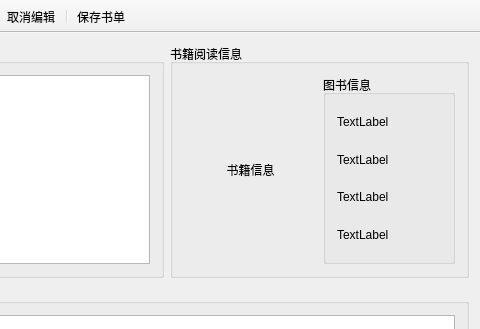
MarJoSong/BookManger, file mainwindow.ui: the form before one commit; both pictures show x 146 to 626 and y 0 to 329 of the 626 by 552 pixel window.
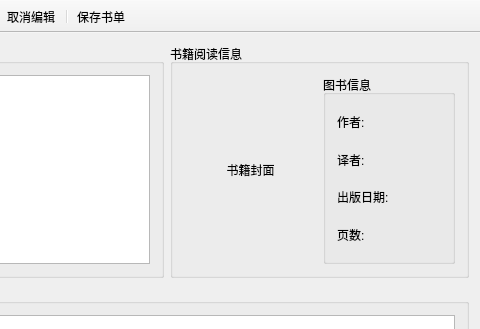
The form after the commit. Icons and pictures are not drawn.

Patch:
```diff
--- a/mainwindow.ui
+++ b/mainwindow.ui
@@ -60,7 +60,7 @@
                 <enum>QFrame::Plain</enum>
                </property>
                <property name="text">
-                <string>书籍信息</string>
+                <string>书籍封面</string>
                </property>
                <property name="alignment">
                 <set>Qt::AlignCenter</set>
@@ -76,28 +76,28 @@
                 <item>
                  <widget class="QLabel" name="author">
                   <property name="text">
-                   <string>TextLabel</string>
+                   <string>作者:</string>
                   </property>
                  </widget>
                 </item>
                 <item>
                  <widget class="QLabel" name="translator">
                   <property name="text">
-                   <string>TextLabel</string>
+                   <string>译者:</string>
                   </property>
                  </widget>
                 </item>
                 <item>
                  <widget class="QLabel" name="section">
                   <property name="text">
-                   <string>TextLabel</string>
+                   <string>出版日期: </string>
                   </property>
                  </widget>
                 </item>
                 <item>
                  <widget class="QLabel" name="PageNum">
                   <property name="text">
-                   <string>TextLabel</string>
+                   <string>页数:</string>
                   </property>
                  </widget>
                 </item>
```
